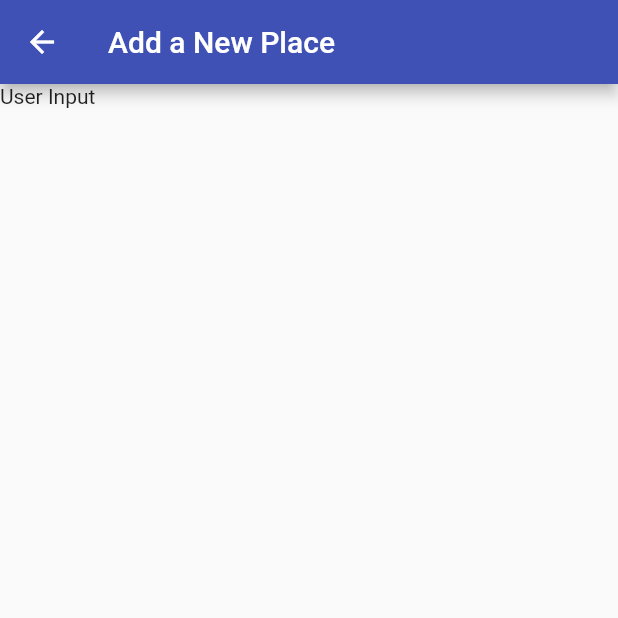
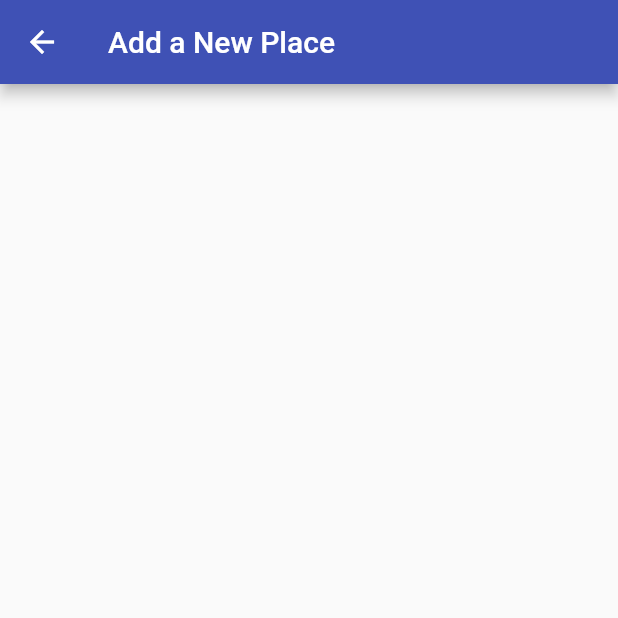
Before and after one commit to MiSteery/device_feature, a Flutter app: the AddPlace screen opened by its route, on a phone screen of 412 x 824 dp, the top half of it. Run offline on Flutter 3.47's test engine with Material 2 defaults, Android fonts, the phone set to English and light mode, and no system bars.

Commit message:
feat:Add expended  column for textfield and remove main axis alignmnet

```diff
--- a/lib/screens/add_place.dart
+++ b/lib/screens/add_place.dart
@@ -14,10 +14,13 @@ class _AddPlaceState extends State<AddPlace> {
         title: Text('Add a New Place'),
       ),
       body: Column(
-        mainAxisAlignment: MainAxisAlignment.spaceBetween,
         crossAxisAlignment: CrossAxisAlignment.stretch,
         children: <Widget>[
-          Text('User Input'),
+          Expanded(
+            child: Column(
+              children: <Widget>[],
+            ),
+          ),
           RaisedButton.icon(
             icon: Icon(Icons.add),
             label: Text('Add Place'),
```
